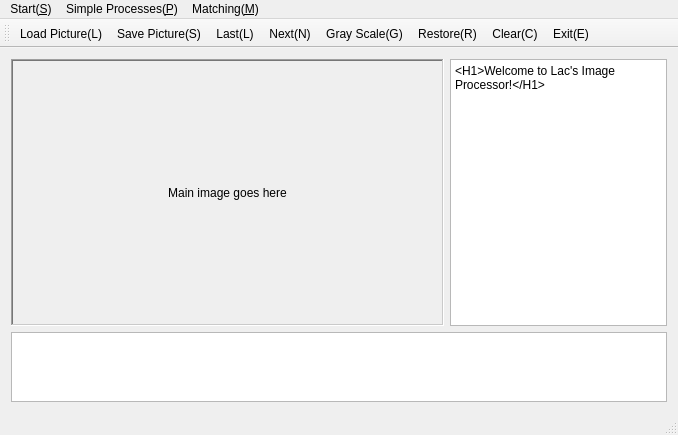
The window that mymainwindow.ui (sheMnapion/Opencv-Qt-Image-Processor) describes before a commit, drawn with Qt 5.
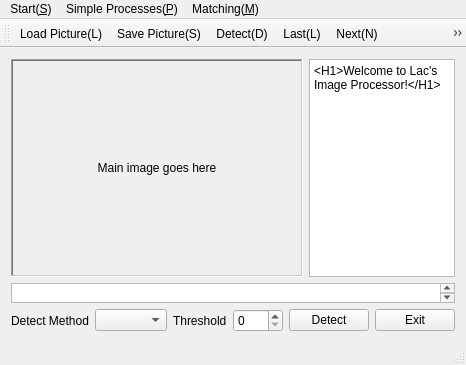
The same window after the commit. Icons and pictures are not drawn.

The edit to the form file:
```diff
--- a/mymainwindow.ui
+++ b/mymainwindow.ui
@@ -6,17 +6,17 @@
    <rect>
     <x>0</x>
     <y>0</y>
-    <width>678</width>
-    <height>435</height>
+    <width>466</width>
+    <height>365</height>
    </rect>
   </property>
   <property name="windowTitle">
    <string>MyMainWindow</string>
   </property>
   <widget class="QWidget" name="centralWidget">
-   <layout class="QHBoxLayout" name="horizontalLayout_2">
+   <layout class="QVBoxLayout" name="verticalLayout_2">
     <item>
-     <layout class="QVBoxLayout" name="verticalLayout" stretch="5,1">
+     <layout class="QVBoxLayout" name="verticalLayout">
       <item>
        <layout class="QHBoxLayout" name="horizontalLayout" stretch="2,1">
         <property name="sizeConstraint">
@@ -70,7 +70,66 @@
        </layout>
       </item>
       <item>
-       <widget class="QTextBrowser" name="textBrowser"/>
+       <widget class="QTextBrowser" name="textBrowser">
+        <property name="maximumSize">
+         <size>
+          <width>16777215</width>
+          <height>20</height>
+         </size>
+        </property>
+       </widget>
+      </item>
+      <item>
+       <layout class="QHBoxLayout" name="horizontalLayout_2" stretch="2,2,1,1">
+        <item>
+         <layout class="QHBoxLayout" name="detectMethodLayout">
+          <item>
+           <widget class="QLabel" name="label_2">
+            <property name="text">
+             <string>Detect Method</string>
+            </property>
+            <property name="buddy">
+             <cstring>detectSelectionBox</cstring>
+            </property>
+           </widget>
+          </item>
+          <item>
+           <widget class="QComboBox" name="detectSelectionBox"/>
+          </item>
+         </layout>
+        </item>
+        <item>
+         <layout class="QHBoxLayout" name="detectThresholdLayout">
+          <item>
+           <widget class="QLabel" name="label_3">
+            <property name="text">
+             <string>Threshold</string>
+            </property>
+            <property name="buddy">
+             <cstring>detectThresholdBox</cstring>
+            </property>
+           </widget>
+          </item>
+          <item>
+           <widget class="QSpinBox" name="detectThresholdBox"/>
+          </item>
+         </layout>
+        </item>
+        <item>
+         <widget class="QPushButton" name="startDetectButton">
+          <property name="text">
+           <string>Detect</string>
+          </property>
+         </widget>
+        </item>
+        <item>
+         <widget class="QPushButton" name="endDetectButton">
+          <property name="text">
+           <string>Exit</string>
+          </property>
+         </widget>
+        </item>
+       </layout>
       </item>
      </layout>
     </item>
@@ -81,7 +140,7 @@
     <rect>
      <x>0</x>
      <y>0</y>
-     <width>678</width>
+     <width>466</width>
      <height>23</height>
     </rect>
    </property>
@@ -123,6 +182,7 @@
    </attribute>
    <addaction name="actionLoad_Picture_L"/>
    <addaction name="actionSave_Picture_S"/>
+   <addaction name="actionDetect"/>
    <addaction name="actionCancel_C"/>
    <addaction name="actionNext_N"/>
    <addaction name="actionGray_Scale_G"/>
```
Left out of the diff: 24 changed lines with no effect on the pictures.
